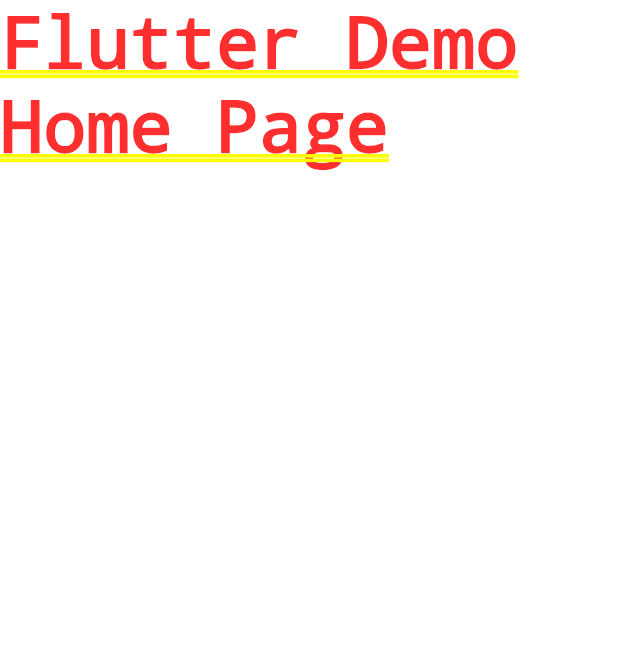
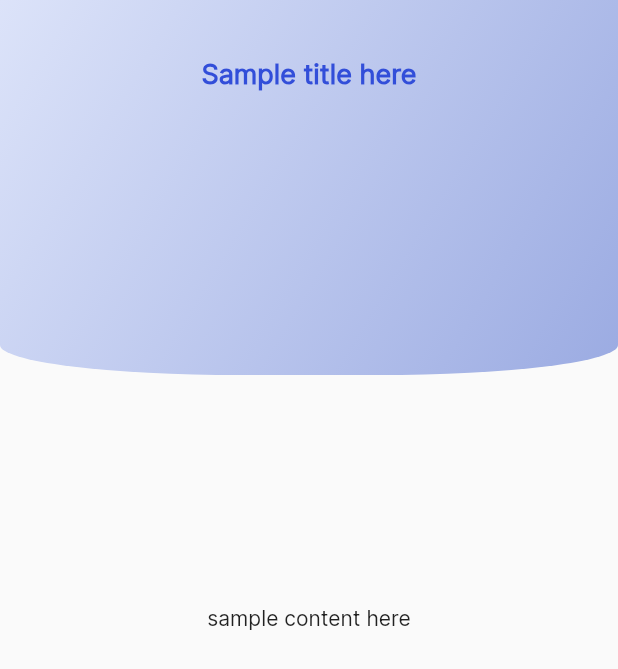
Before and after one commit to framgia/sph_flutter-capstone, a Flutter app: the screen it shows after launch, on a phone screen of 412 x 824 dp. Shown: the top 669 px of the screen. Run offline on Flutter 3.47's test engine with Material 2 defaults, Android fonts, the phone set to English and light mode, and no system bars.

Commit message:
[UI] Header layout (#3)
* header layout

* modified header layout to be reusable

* update font size to 18

Co-authored-by: louisepujante <louisegwenpujante@gmail.com>

```diff
--- a/lib/main.dart
+++ b/lib/main.dart
@@ -1,7 +1,14 @@
 import 'package:flutter/material.dart';
+import 'package:flutter/services.dart';
+
 import 'package:sun_flutter_capstone/consts/global_style.dart';
+import 'package:sun_flutter_capstone/views/pages/home.dart';
+import 'package:sun_flutter_capstone/views/pages/sample_with_appbar.dart';
 
 void main() {
+  SystemChrome.setSystemUIOverlayStyle(const SystemUiOverlayStyle(
+    statusBarColor: Colors.transparent,
+  ));
   runApp(const MyApp());
 }
 
@@ -11,12 +18,13 @@ class MyApp extends StatelessWidget {
   @override
   Widget build(BuildContext context) {
     return MaterialApp(
+      debugShowCheckedModeBanner: false,
       title: 'Flutter Demo',
       theme: ThemeData(
         appBarTheme: appBarTheme,
         fontFamily: 'Inter',
       ),
-      home: const Text('Flutter Demo Home Page'),
+      home: SamplePageWithAppBar(),
     );
   }
 }
--- a/lib/views/pages/home.dart
+++ b/lib/views/pages/home.dart
@@ -1 +1,30 @@
 // Sample File for Structure Demonstration
+import 'package:flutter/material.dart';
+import 'package:sun_flutter_capstone/consts/global_style.dart';
+import 'package:sun_flutter_capstone/views/pages/sample_with_appbar.dart';
+import 'package:sun_flutter_capstone/views/widgets/template.dart';
+
+class Home extends StatelessWidget {
+  const Home({Key? key}) : super(key: key);
+
+  @override
+  Widget build(BuildContext context) {
+    return Template(
+      appbarTitle: Container(
+        // padding: const EdgeInsets.only(top: 40),
+        child: Column(
+          crossAxisAlignment: CrossAxisAlignment.start,
+          children: const [
+            Text(
+              'Good morning,',
+              style: TextStyle(color: AppColor.gray, fontSize: 14),
+            ),
+            Text('User'),
+          ],
+        ),
+      ),
+      isTitleCenter: false,
+      content: Text('This is a sample content'),
+    );
+  }
+}
--- /dev/null
+++ b/lib/views/pages/sample_with_appbar.dart
@@ -0,0 +1,17 @@
+import 'package:flutter/material.dart';
+import 'package:sun_flutter_capstone/views/widgets/template.dart';
+
+class SamplePageWithAppBar extends StatelessWidget {
+  const SamplePageWithAppBar({Key? key}) : super(key: key);
+
+  @override
+  Widget build(BuildContext context) {
+    return Template(
+      appbarTitle: Text('Sample title here'),
+      content: Container(
+        alignment: Alignment.center,
+        child: Text('sample content here'),
+      )
+    );
+  }
+}
--- /dev/null
+++ b/lib/views/widgets/template.dart
@@ -0,0 +1,70 @@
+import 'package:flutter/material.dart';
+import 'package:sun_flutter_capstone/consts/global_style.dart';
+
+class Template extends StatelessWidget {
+  final Widget content;
+  final Widget appbarTitle;
+  final bool isTitleCenter;
+  final List<Widget> appbarActions;
+  //[modifier] [datatype] [varname]
+
+  const Template({
+    Key? key,
+    required this.content,
+    required this.appbarTitle,
+    this.appbarActions = const [],
+    this.isTitleCenter = true
+  }) : super(key: key);
+
+  @override
+  Widget build(BuildContext context) {
+    return Scaffold(
+      body: Stack(
+        children: [
+          Container(
+            height: 250,
+            decoration: const BoxDecoration(
+              gradient: LinearGradient(
+                begin: Alignment.topLeft,
+                end: Alignment.bottomRight,
+                colors: [
+                  AppColor.light,
+                  AppColor.primary,
+                ],
+              ),
+              borderRadius: BorderRadius.vertical(
+                bottom: Radius.elliptical(160, 20),
+              ),
+            ),
+          ),
+          Positioned(
+            top: 0.0,
+            left: 0.0,
+            right: 0.0,
+            child: Padding(
+              padding: const EdgeInsets.only(top: 10),
+              child: AppBar(
+                toolbarHeight: 80,
+                title: appbarTitle,
+                actions: appbarActions,
+                centerTitle: isTitleCenter,
+                backgroundColor: Colors.transparent,
+                elevation: 0,
+              ),
+            ),
+          ),
+          SafeArea(
+            child: Expanded(
+              flex: 1,
+              child: Container(
+                child: content,
+                alignment: Alignment.topLeft,
+                padding: const EdgeInsets.symmetric(vertical: 100, horizontal: 15),
+              ),
+            ),
+          ),
+        ],
+      ),
+    );
+  }
+}
```
Also changed, not shown: lib/views/widgets/sample_widget.dart (deleted).
